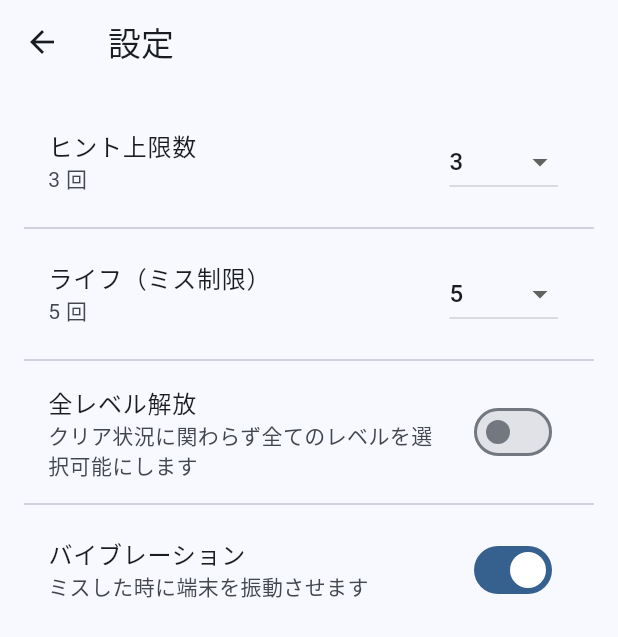
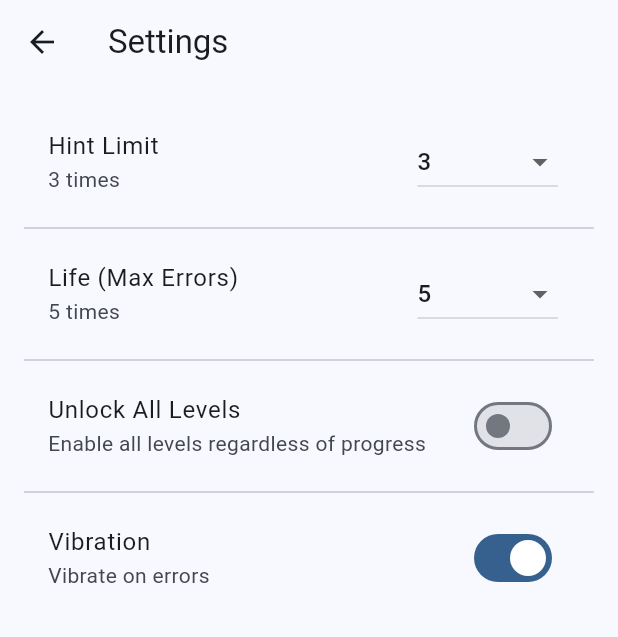
Before and after one commit to tsukko/sudoku-simple-flutter, a Flutter app: the screen it shows after launch, after a tap on the "settings" icon, on a phone screen of 412 x 824 dp. Shown: the top 637 px of the screen. Run offline on Flutter 3.47's test engine with Material 3 defaults, Android fonts, the phone set to English and light mode, and no system bars; our stand-ins replace audioplayers, shared_preferences, vibration.

Commit message:
feat: Localize app name and strings for Japanese and English, enhance UI with localized labels

```diff
--- a/lib/l10n.dart
+++ b/lib/l10n.dart
@@ -1,34 +1,77 @@
 import 'dart:ui';
 
 class L10n {
-  static Locale locale = window.locale;
+  static Locale get locale => PlatformDispatcher.instance.locale;
 
   static bool get isJapanese => locale.languageCode == 'ja';
 
-  static String get appTitle => isJapanese ? '数独アプリ' : 'Sudoku Flow';
+  static String get appTitle => isJapanese ? '和風数独' : 'Zen Sudoku';
+  static String get appSubtitle => isJapanese ? '心和むナンプレ' : 'Soothing Puzzles';
+
   static String get levelSelect => isJapanese ? 'レベル選択' : 'Level Selection';
   static String get randomPlay => isJapanese ? 'ランダムプレイ' : 'Random Play';
   static String get settings => isJapanese ? '設定' : 'Settings';
 
-  static String get hintLimit => isJapanese ? 'ヒント上限数' : 'Hint Limit';
-  static String get lifeLimit => isJapanese ? 'ライフ（ミス制限）' : 'Life (Max Errors)';
-  static String get unlockAll => isJapanese ? '全レベル解放' : 'Unlock All Levels';
-  static String get vibration => isJapanese ? 'バイブレーション' : 'Vibration';
-  static String get unlimited => isJapanese ? '無制限' : 'Unlimited';
+  static String get xpLabel => isJapanese ? '現在の経験値' : 'Current XP';
 
+  // Random Play Menu
+  static String get randomMenuTitle => isJapanese ? '難易度を選んで開始' : 'Select Difficulty';
+  static String get randomAll => isJapanese ? '完全おまかせ' : 'Full Random';
+  static String get randomBeginner => isJapanese ? '初級セット (簡単め)' : 'Beginner Set';
+  static String get randomAdvanced => isJapanese ? '中上級セット (手応えあり)' : 'Advanced Set';
+
+  // Difficulties
+  static String get diffVeryEasy => isJapanese ? 'とても簡単' : 'Very Easy';
+  static String get diffEasy => isJapanese ? '簡単' : 'Easy';
+  static String get diffNormal => isJapanese ? 'ふつう' : 'Normal';
+  static String get diffHard => isJapanese ? '難しい' : 'Hard';
+  static String get diffVeryHard => isJapanese ? '超難しい' : 'Insane';
+
+  // Game Page
+  static String get levelLabel => isJapanese ? 'レベル' : 'Level';
+  static String get randomMode => isJapanese ? 'ランダムモード' : 'Random Mode';
+  static String get bgmTooltip => isJapanese ? 'BGMの切り替え' : 'Toggle BGM';
+  static String get resetTooltip => isJapanese ? '最初からやり直す' : 'Reset Level';
+  static String get hint => isJapanese ? 'ヒント' : 'Hint';
+  static String get time => isJapanese ? '時間' : 'Time';
+  static String get erase => isJapanese ? '消去' : 'Erase';
+
+  // Dialogs
   static String get reset => isJapanese ? 'リセット' : 'Reset';
   static String get resetConfirm => isJapanese ? '最初からやり直しますか？' : 'Restart from the beginning?';
   static String get cancel => isJapanese ? 'キャンセル' : 'Cancel';
 
   static String get gameClear => isJapanese ? 'ゲームクリア！' : 'Game Clear!';
   static String get gameOver => isJapanese ? 'ゲームオーバー' : 'Game Over';
+  static String get clearMessage => isJapanese ? '素晴らしい！クリアしました！' : 'Excellent! Level cleared!';
+  static String get xpGained => isJapanese ? '(経験値を獲得しました)' : '(XP earned)';
+  static String get gameOverMessage => isJapanese ? 'ミスが制限回数に達しました。' : 'Too many errors.';
+
   static String get nextLevel => isJapanese ? '次のレベルへ' : 'Next Level';
   static String get nextRandom => isJapanese ? '次のランダム問題へ' : 'Next Random';
   static String get back => isJapanese ? '戻る' : 'Back';
-  static String get time => isJapanese ? '時間' : 'Time';
-  static String get hint => isJapanese ? 'ヒント' : 'Hint';
-  static String get erase => isJapanese ? '消去' : 'Erase';
 
+  // Level Selection
   static String get startNew => isJapanese ? '最初からスタート' : 'Start New';
   static String get resume => isJapanese ? '途中からスタート' : 'Resume';
+
+  // Settings
+  static String get hintLimit => isJapanese ? 'ヒント上限数' : 'Hint Limit';
+  static String get lifeLimit => isJapanese ? 'ライフ（ミス制限）' : 'Life (Max Errors)';
+  static String get unlockAll => isJapanese ? '全レベル解放' : 'Unlock All Levels';
+  static String get unlockAllSub => isJapanese ? 'クリア状況に関わらず全てのレベルを選択可能にします' : 'Enable all levels regardless of progress';
+  static String get vibration => isJapanese ? 'バイブレーション' : 'Vibration';
+  static String get vibrationSub => isJapanese ? 'ミスした時に端末を振動させます' : 'Vibrate on errors';
+  static String get unlimited => isJapanese ? '無制限' : 'Unlimited';
+  static String get times => isJapanese ? '回' : 'times';
+
+  // Ranks
+  static String get rankLabel => isJapanese ? '段位' : 'Rank';
+  static String get rank10 => isJapanese ? '十級：数独見習い' : '10th Kyu: Novice';
+  static String get rank7 => isJapanese ? '七級：数独初級' : '7th Kyu: Beginner';
+  static String get rank3 => isJapanese ? '三級：数独熟練' : '3rd Kyu: Adept';
+  static String get rank1d => isJapanese ? '初段：数独師範' : '1st Dan: Master';
+  static String get rank5d => isJapanese ? '五段：数独達人' : '5th Dan: Expert';
+  static String get rank9d => isJapanese ? '九段：数独名人' : '9th Dan: Grandmaster';
+  static String get rankSaint => isJapanese ? '最高段位：数独聖人' : 'Saint: Sudoku Sage';
 }
--- a/lib/level_selection_page.dart
+++ b/lib/level_selection_page.dart
@@ -4,6 +4,7 @@ import 'sudoku_page.dart';
 import 'services/game_service.dart';
 import 'services/settings_service.dart';
 import 'models/sudoku_level.dart';
+import 'l10n.dart';
 
 class LevelSelectionPage extends StatefulWidget {
   const LevelSelectionPage({super.key});
@@ -41,14 +42,12 @@ class _LevelSelectionPageState extends State<LevelSelectionPage> {
   }
 
   String _getDifficultyName(String difficulty) {
-    switch (difficulty) {
-      case 'とても簡単': return 'とても簡単';
-      case '簡単': return '簡単';
-      case 'ふつう': return 'ふつう';
-      case '難しい': return '難しい';
-      case '超難しい': return '超難しい';
-      default: return difficulty;
-    }
+    if (difficulty == L10n.diffVeryEasy || difficulty == 'とても簡単') return L10n.diffVeryEasy;
+    if (difficulty == L10n.diffEasy || difficulty == '簡単') return L10n.diffEasy;
+    if (difficulty == L10n.diffNormal || difficulty == 'ふつう') return L10n.diffNormal;
+    if (difficulty == L10n.diffHard || difficulty == '難しい') return L10n.diffHard;
+    if (difficulty == L10n.diffVeryHard || difficulty == '超難しい') return L10n.diffVeryHard;
+    return difficulty;
   }
 
   @override
@@ -58,7 +57,7 @@ class _LevelSelectionPageState extends State<LevelSelectionPage> {
     return Scaffold(
       backgroundColor: washi,
       appBar: AppBar(
-        title: const Text('レベル選択', style: TextStyle(fontWeight: FontWeight.bold)),
+        title: Text(L10n.levelSelect, style: const TextStyle(fontWeight: FontWeight.bold)),
         backgroundColor: tokiwa,
         foregroundColor: Colors.white,
       ),
@@ -92,7 +91,7 @@ class _LevelSelectionPageState extends State<LevelSelectionPage> {
                 Row(
                   mainAxisAlignment: MainAxisAlignment.center,
                   children: [
-                    Text('レベル ${level.id}', style: const TextStyle(fontSize: 20, fontWeight: FontWeight.bold)),
+                    Text('${L10n.levelLabel} ${level.id}', style: const TextStyle(fontSize: 20, fontWeight: FontWeight.bold)),
                     if (isLocked) ...[
                       const SizedBox(width: 8),
                       const Icon(Icons.lock, size: 20, color: kurumi),
@@ -128,11 +127,11 @@ class _LevelSelectionPageState extends State<LevelSelectionPage> {
         child: Column(
           mainAxisSize: MainAxisSize.min,
           children: [
-            Text('レベル ${level.id}', style: const TextStyle(fontSize: 24, fontWeight: FontWeight.bold, color: tokiwa)),
+            Text('${L10n.levelLabel} ${level.id}', style: const TextStyle(fontSize: 24, fontWeight: FontWeight.bold, color: tokiwa)),
             const SizedBox(height: 20),
             ListTile(
               leading: const Icon(Icons.play_arrow, color: tokiwa),
-              title: const Text('最初からスタート', style: TextStyle(fontWeight: FontWeight.bold)),
+              title: Text(L10n.startNew, style: const TextStyle(fontWeight: FontWeight.bold)),
               onTap: () async {
                 Navigator.pop(context);
                 await GameService.clearProgress(level.id);
@@ -142,8 +141,8 @@ class _LevelSelectionPageState extends State<LevelSelectionPage> {
             ),
             ListTile(
               leading: const Icon(Icons.restore, color: kurumi),
-              title: const Text('途中からスタート', style: TextStyle(fontWeight: FontWeight.bold)),
-              subtitle: Text('経過時間: ${_formatTime(progress['seconds'])}'),
+              title: Text(L10n.resume, style: const TextStyle(fontWeight: FontWeight.bold)),
+              subtitle: Text('${L10n.time}: ${_formatTime(progress['seconds'])}'),
               onTap: () {
                 Navigator.pop(context);
                 _startGame(context, level, progress);
--- a/lib/main.dart
+++ b/lib/main.dart
@@ -1,5 +1,6 @@
 import 'package:flutter/material.dart';
 import 'top_page.dart';
+import 'l10n.dart';
 
 void main() {
   runApp(const MyApp());
@@ -11,7 +12,7 @@ class MyApp extends StatelessWidget {
   @override
   Widget build(BuildContext context) {
     return MaterialApp(
-      title: 'Simple Sudoku',
+      title: L10n.appTitle,
       theme: ThemeData(
         colorScheme: ColorScheme.fromSeed(seedColor: Colors.blue),
         useMaterial3: true,
--- a/lib/services/game_service.dart
+++ b/lib/services/game_service.dart
@@ -1,5 +1,6 @@
 import 'dart:convert';
 import 'package:shared_preferences/shared_preferences.dart';
+import '../l10n.dart';
 
 class GameService {
   static const String _unlockedLevelKey = 'unlocked_level';
@@ -21,13 +22,13 @@ class GameService {
 
   // 段位を取得
   static String getRank(int xp) {
-    if (xp >= 5000) return '最高段位：数独聖人';
-    if (xp >= 2000) return '九段：数独名人';
-    if (xp >= 1000) return '五段：数独達人';
-    if (xp >= 500) return '初段：数独師範';
-    if (xp >= 200) return '三級：数独熟練';
-    if (xp >= 50) return '七級：数独初級';
-    return '十級：数独見習い';
+    if (xp >= 5000) return L10n.rankSaint;
+    if (xp >= 2000) return L10n.rank9d;
+    if (xp >= 1000) return L10n.rank5d;
+    if (xp >= 500) return L10n.rank1d;
+    if (xp >= 200) return L10n.rank3;
+    if (xp >= 50) return L10n.rank7;
+    return L10n.rank10;
   }
 
   // 解放されている最大レベルを取得 (デフォルトは1)
--- a/lib/settings_page.dart
+++ b/lib/settings_page.dart
@@ -1,5 +1,6 @@
 import 'package:flutter/material.dart';
 import 'services/settings_service.dart';
+import 'l10n.dart';
 
 class SettingsPage extends StatefulWidget {
   const SettingsPage({super.key});
@@ -36,18 +37,18 @@ class _SettingsPageState extends State<SettingsPage> {
   @override
   Widget build(BuildContext context) {
     return Scaffold(
-      appBar: AppBar(title: const Text('設定')),
+      appBar: AppBar(title: Text(L10n.settings)),
       body: ListView(
         padding: const EdgeInsets.all(16),
         children: [
           ListTile(
-            title: const Text('ヒント上限数'),
-            subtitle: Text(_hintLimit == 0 ? '無制限' : '$_hintLimit 回'),
+            title: Text(L10n.hintLimit),
+            subtitle: Text(_hintLimit == 0 ? L10n.unlimited : '$_hintLimit ${L10n.times}'),
             trailing: DropdownButton<int>(
               value: _hintLimit,
               items: [0, 1, 3, 5, 10].map((e) => DropdownMenuItem(
                 value: e,
-                child: Text(e == 0 ? '無制限' : e.toString()),
+                child: Text(e == 0 ? L10n.unlimited : e.toString()),
               )).toList(),
               onChanged: (val) async {
                 if (val != null) {
@@ -59,13 +60,13 @@ class _SettingsPageState extends State<SettingsPage> {
           ),
           const Divider(),
           ListTile(
-            title: const Text('ライフ（ミス制限）'),
-            subtitle: Text(_lifeLimit == 0 ? '無制限' : '$_lifeLimit 回'),
+            title: Text(L10n.lifeLimit),
+            subtitle: Text(_lifeLimit == 0 ? L10n.unlimited : '$_lifeLimit ${L10n.times}'),
             trailing: DropdownButton<int>(
               value: _lifeLimit,
               items: [0, 1, 3, 5, 10].map((e) => DropdownMenuItem(
                 value: e,
-                child: Text(e == 0 ? '無制限' : e.toString()),
+                child: Text(e == 0 ? L10n.unlimited : e.toString()),
               )).toList(),
               onChanged: (val) async {
                 if (val != null) {
@@ -77,8 +78,8 @@ class _SettingsPageState extends State<SettingsPage> {
           ),
           const Divider(),
           SwitchListTile(
-            title: const Text('全レベル解放'),
-            subtitle: const Text('クリア状況に関わらず全てのレベルを選択可能にします'),
+            title: Text(L10n.unlockAll),
+            subtitle: Text(L10n.unlockAllSub),
             value: _unlockAll,
             onChanged: (val) async {
               await SettingsService.setUnlockAll(val);
@@ -87,8 +88,8 @@ class _SettingsPageState extends State<SettingsPage> {
           ),
           const Divider(),
           SwitchListTile(
-            title: const Text('バイブレーション'),
-            subtitle: const Text('ミスした時に端末を振動させます'),
+            title: Text(L10n.vibration),
+            subtitle: Text(L10n.vibrationSub),
             value: _vibrationEnabled,
             onChanged: (val) async {
               await SettingsService.setVibrationEnabled(val);
--- a/lib/top_page.dart
+++ b/lib/top_page.dart
@@ -5,6 +5,7 @@ import 'sudoku_page.dart';
 import 'settings_page.dart';
 import 'utils/sudoku_generator.dart';
 import 'services/game_service.dart';
+import 'l10n.dart';
 
 class TopPage extends StatefulWidget {
   const TopPage({super.key});
@@ -15,7 +16,7 @@ class TopPage extends StatefulWidget {
 
 class _TopPageState extends State<TopPage> {
   int _xp = 0;
-  String _rank = '十級：数独見習い';
+  String _rank = L10n.rank10;
 
   // 和風カラーパレット
   static const Color tokiwa = Color(0xFF2D5A27); // 常盤色
@@ -41,7 +42,7 @@ class _TopPageState extends State<TopPage> {
     return Scaffold(
       backgroundColor: washi,
       appBar: AppBar(
-        title: const Text('和風数独：心和むナンプレ', style: TextStyle(fontWeight: FontWeight.bold)),
+        title: Text('${L10n.appTitle}：${L10n.appSubtitle}', style: const TextStyle(fontWeight: FontWeight.bold)),
         backgroundColor: tokiwa,
         foregroundColor: Colors.white,
         actions: [
@@ -70,7 +71,7 @@ class _TopPageState extends State<TopPage> {
                 children: [
                   Text(_rank, style: const TextStyle(fontSize: 22, fontWeight: FontWeight.bold, color: tokiwa)),
                   const SizedBox(height: 5),
-                  Text('現在の経験値: $_xp', style: const TextStyle(fontSize: 14, color: kurumi)),
+                  Text('${L10n.xpLabel}: $_xp', style: const TextStyle(fontSize: 14, color: kurumi)),
                 ],
               ),
             ),
@@ -90,7 +91,7 @@ class _TopPageState extends State<TopPage> {
                 elevation: 4,
                 shape: RoundedRectangleBorder(borderRadius: BorderRadius.circular(30)),
               ),
-              child: const Text('レベル選択', style: TextStyle(fontSize: 22, fontWeight: FontWeight.bold)),
+              child: Text(L10n.levelSelect, style: const TextStyle(fontSize: 22, fontWeight: FontWeight.bold)),
             ),
             const SizedBox(height: 20),
             OutlinedButton(
@@ -100,7 +101,7 @@ class _TopPageState extends State<TopPage> {
                 padding: const EdgeInsets.symmetric(horizontal: 60, vertical: 18),
                 shape: RoundedRectangleBorder(borderRadius: BorderRadius.circular(30)),
               ),
-              child: const Text('ランダムプレイ', style: TextStyle(fontSize: 22, fontWeight: FontWeight.bold, color: tokiwa)),
+              child: Text(L10n.randomPlay, style: const TextStyle(fontSize: 22, fontWeight: FontWeight.bold, color: tokiwa)),
             ),
           ],
         ),
@@ -110,14 +111,14 @@ class _TopPageState extends State<TopPage> {
 
   void _showRandomPlayMenu(BuildContext context) {
     final List<Map<String, dynamic>> options = [
-      {'label': '完全おまかせ', 'difficulties': ['とても簡単', '簡単', 'ふつう', '難しい', '超難しい'], 'color': Colors.blueGrey},
-      {'label': '初級セット (簡単め)', 'difficulties': ['とても簡単', '簡単'], 'color': Colors.green},
-      {'label': '中上級セット (手応えあり)', 'difficulties': ['ふつう', '難しい'], 'color': Colors.orange},
-      {'label': 'とても簡単', 'difficulties': ['とても簡単'], 'color': Colors.blue[200]},
-      {'label': '簡単', 'difficulties': ['簡単'], 'color': Colors.blue[400]},
-      {'label': 'ふつう', 'difficulties': ['ふつう'], 'color': Colors.blue[600]},
-      {'label': '難しい', 'difficulties': ['難しい'], 'color': Colors.blue[800]},
-      {'label': '超難しい', 'difficulties': ['超難しい'], 'color': Colors.purple},
+      {'label': L10n.randomAll, 'difficulties': [L10n.diffVeryEasy, L10n.diffEasy, L10n.diffNormal, L10n.diffHard, L10n.diffVeryHard], 'color': Colors.blueGrey},
+      {'label': L10n.randomBeginner, 'difficulties': [L10n.diffVeryEasy, L10n.diffEasy], 'color': Colors.green},
+      {'label': L10n.randomAdvanced, 'difficulties': [L10n.diffNormal, L10n.diffHard], 'color': Colors.orange},
+      {'label': L10n.diffVeryEasy, 'difficulties': [L10n.diffVeryEasy], 'color': Colors.blue[200]},
+      {'label': L10n.diffEasy, 'difficulties': [L10n.diffEasy], 'color': Colors.blue[400]},
+      {'label': L10n.diffNormal, 'difficulties': [L10n.diffNormal], 'color': Colors.blue[600]},
+      {'label': L10n.diffHard, 'difficulties': [L10n.diffHard], 'color': Colors.blue[800]},
+      {'label': L10n.diffVeryHard, 'difficulties': [L10n.diffVeryHard], 'color': Colors.purple},
     ];
 
     showModalBottomSheet(
@@ -134,7 +135,7 @@ class _TopPageState extends State<TopPage> {
           padding: const EdgeInsets.all(20),
           child: Column(
             children: [
-              const Text('難易度を選んで開始', style: TextStyle(fontSize: 22, fontWeight: FontWeight.bold, color: tokiwa)),
+              Text(L10n.randomMenuTitle, style: const TextStyle(fontSize: 22, fontWeight: FontWeight.bold, color: tokiwa)),
               const SizedBox(height: 15),
               Expanded(
                 child: ListView.builder(
```
Also changed, not shown: lib/sudoku_page.dart (+110 -53 lines), 6 other files.
